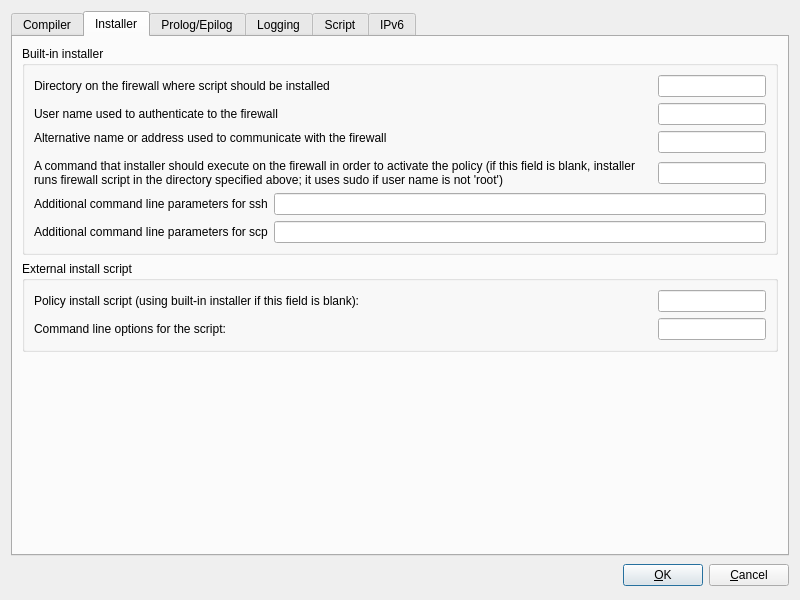
Qt form src/firewallfabrik/gui/ui/nftablessettingsdialog_q.ui (Linuxfabrik/firewallfabrik) before a commit.
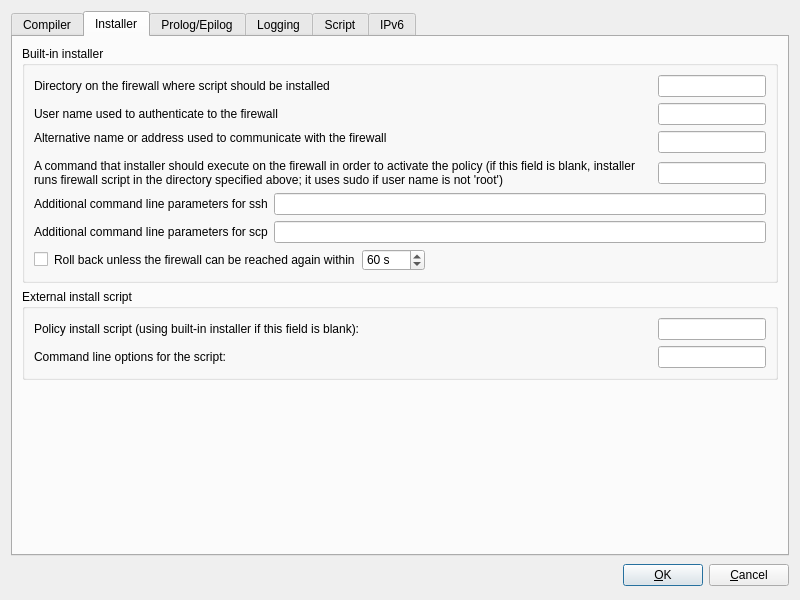
The same form after that commit. The open tabs and pages were chosen to show the change.

Commit message:
feat(gui): set the installer's rollback timer per firewall and as a default for new ones (fix #97)
Firewall Settings > Installer gets the rollback checkbox and timeout
(install_rollback, install_rollback_timeout), Preferences > Installer
the values a new firewall is created with. The install dialog keeps
showing and storing the same options.

```diff
--- a/src/firewallfabrik/gui/ui/nftablessettingsdialog_q.ui
+++ b/src/firewallfabrik/gui/ui/nftablessettingsdialog_q.ui
@@ -763,6 +763,58 @@
             </item>
            </layout>
           </item>
+          <item row="6" column="0" colspan="2">
+           <layout class="QHBoxLayout" name="installRollbackLayout">
+            <item>
+             <widget class="QCheckBox" name="installRollback">
+              <property name="toolTip">
+               <string>The installer activates the policy, then confirms it over a new SSH
+connection. When that connection cannot be made in time, the firewall puts
+back the ruleset that was running before and keeps booting with the script
+it had, so a policy that locks the installer out undoes itself. Not used
+with a custom activation command or install script.</string>
+              </property>
+              <property name="text">
+               <string>Roll back unless the firewall can be reached again within</string>
+              </property>
+             </widget>
+            </item>
+            <item>
+             <widget class="QSpinBox" name="installRollbackTimeout">
+              <property name="toolTip">
+               <string>Seconds from the end of the activation until the firewall puts back the
+ruleset that was running before. Allow for the time a new SSH login takes,
+including sudo.</string>
+              </property>
+              <property name="suffix">
+               <string> s</string>
+              </property>
+              <property name="minimum">
+               <number>10</number>
+              </property>
+              <property name="maximum">
+               <number>3600</number>
+              </property>
+              <property name="value">
+               <number>60</number>
+              </property>
+             </widget>
+            </item>
+            <item>
+             <spacer name="installRollbackSpacer">
+              <property name="orientation">
+               <enum>Qt::Orientation::Horizontal</enum>
+              </property>
+              <property name="sizeHint" stdset="0">
+               <size>
+                <width>0</width>
+                <height>0</height>
+               </size>
+              </property>
+             </spacer>
+            </item>
+           </layout>
+          </item>
          </layout>
         </widget>
        </item>
```
Left out of the diff: 18 changed lines with no effect on the pictures. The commit also changes 13 other files.
